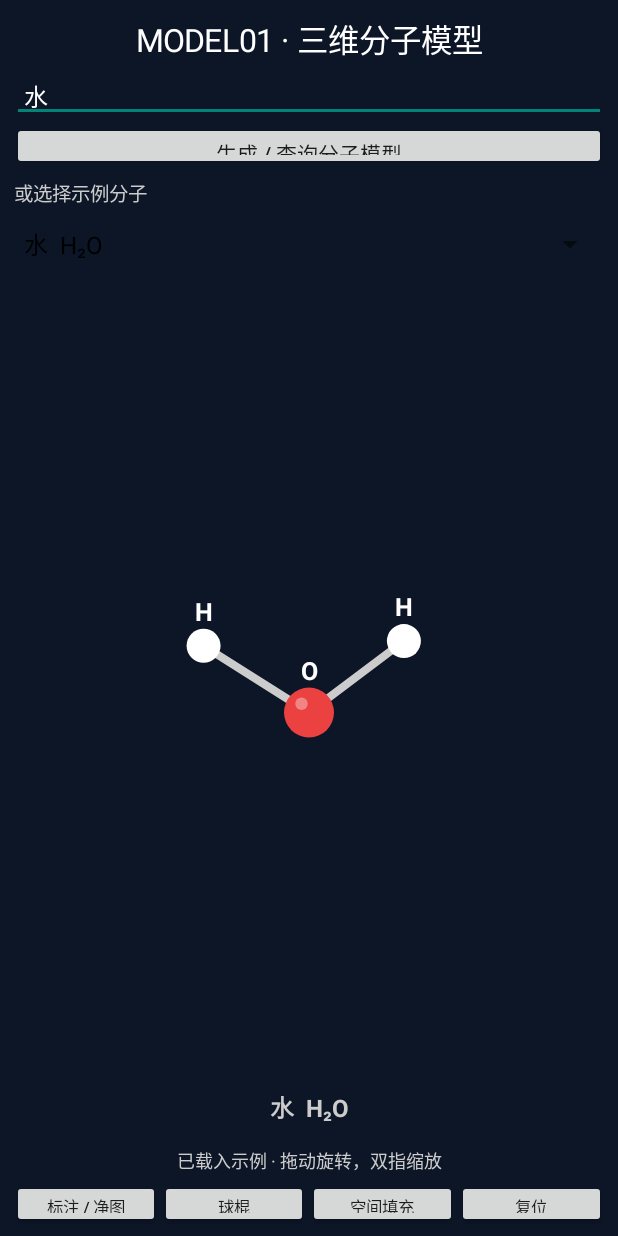
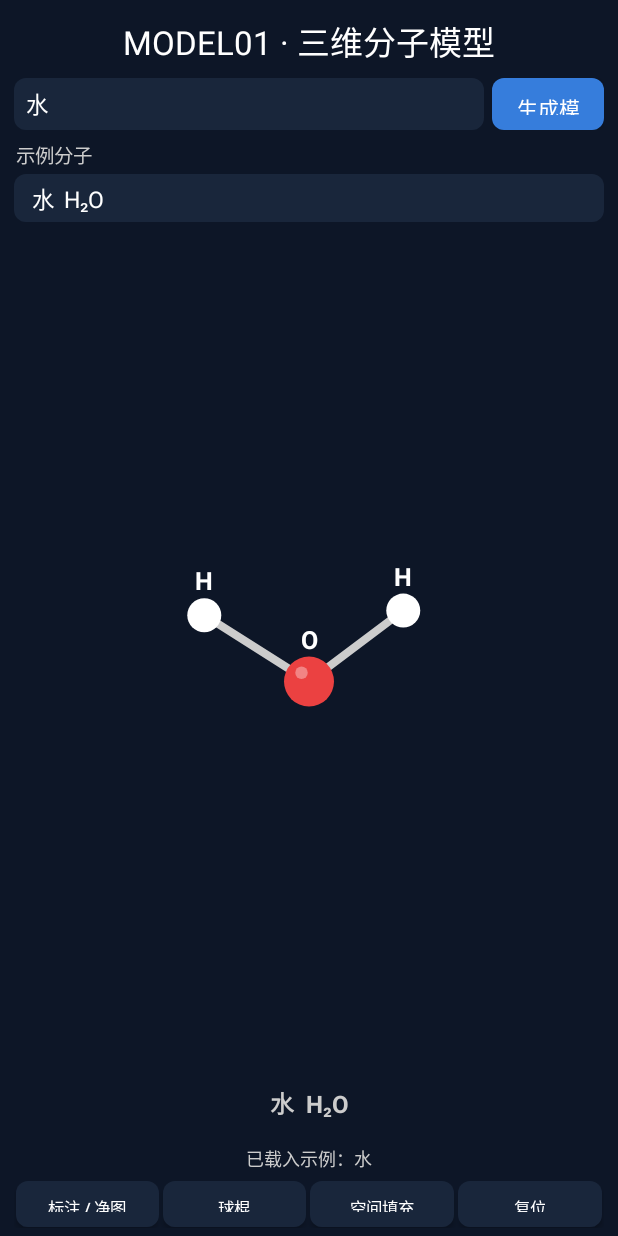
Before and after one commit to kuyubu999-afk/MODEL01, an Android app: the screen it shows after launch (MainActivity), on a phone screen of 412 x 824 dp. Run offline under Robolectric (Android 15) with nearby library versions, the phone set to English and light mode, and no system bars.

Commit message:
Redesign molecule input controls for visible dark theme UI

```diff
--- a/app/src/main/java/com/model01/molecule/MainActivity.kt
+++ b/app/src/main/java/com/model01/molecule/MainActivity.kt
@@ -30,33 +30,100 @@ class MainActivity:Activity(){
 
     override fun onCreate(savedInstanceState:Bundle?){
         super.onCreate(savedInstanceState)
-        window.statusBarColor=Color.rgb(13,22,39)
-        val root=LinearLayout(this).apply{orientation=LinearLayout.VERTICAL;setBackgroundColor(Color.rgb(13,22,39));setPadding(12,8,12,8)}
-        val title=TextView(this).apply{text="MODEL01 · 三维分子模型";textSize=21f;setTextColor(Color.WHITE);gravity=Gravity.CENTER;setPadding(0,8,0,8)}
-        root.addView(title)
-        input=EditText(this).apply{hint="输入化合物名称或分子式，如：水、乙醇、C6H6";setHintTextColor(Color.LTGRAY);setTextColor(Color.WHITE);textSize=16f;setSingleLine(true);setPadding(12,4,12,4)}
-        root.addView(input,LinearLayout.LayoutParams(-1,52))
-        val search=Button(this).apply{text="生成 / 查询分子模型";setOnClickListener{loadInput()}}
-        root.addView(search,LinearLayout.LayoutParams(-1,48))
-        val sampleLabel=TextView(this).apply{text="或选择示例分子";textSize=13f;setTextColor(Color.LTGRAY);setPadding(2,8,0,0)}
+        val bg=Color.rgb(13,22,39)
+        val panel=Color.rgb(25,38,59)
+        val accent=Color.rgb(54,125,220)
+        window.statusBarColor=bg
+        window.navigationBarColor=bg
+
+        fun rounded(color:Int)=android.graphics.drawable.GradientDrawable().apply{
+            setColor(color);cornerRadius=12f
+        }
+        val root=LinearLayout(this).apply{
+            orientation=LinearLayout.VERTICAL
+            setBackgroundColor(bg)
+            setPadding(14,8,14,8)
+        }
+        val title=TextView(this).apply{
+            text="MODEL01 · 三维分子模型"
+            textSize=22f;setTextColor(Color.WHITE)
+            gravity=Gravity.CENTER;setPadding(0,8,0,12)
+        }
+        root.addView(title,LinearLayout.LayoutParams(-1,-2))
+
+        val inputRow=LinearLayout(this).apply{
+            orientation=LinearLayout.HORIZONTAL;gravity=Gravity.CENTER_VERTICAL
+        }
+        input=EditText(this).apply{
+            hint="输入名称或分子式，如：水、乙醇、C6H6"
+            setHintTextColor(Color.LTGRAY);setTextColor(Color.WHITE)
+            textSize=15f;setSingleLine(true);imeOptions=android.view.inputmethod.EditorInfo.IME_ACTION_SEARCH
+            setPadding(12,0,12,0);background=rounded(panel)
+        }
+        inputRow.addView(input,LinearLayout.LayoutParams(0,52,1f))
+        val search=Button(this).apply{
+            text="生成模型";textSize=14f;setTextColor(Color.WHITE)
+            background=rounded(accent);isAllCaps=false
+            setOnClickListener{loadInput()}
+        }
+        inputRow.addView(search,LinearLayout.LayoutParams(112,52).apply{leftMargin=8})
+        root.addView(inputRow,LinearLayout.LayoutParams(-1,-2))
+
+        val sampleLabel=TextView(this).apply{
+            text="示例分子";textSize=13f;setTextColor(Color.LTGRAY)
+            setPadding(2,10,0,4)
+        }
         root.addView(sampleLabel)
-        val spinner=Spinner(this)
-        spinner.adapter=ArrayAdapter(this,android.R.layout.simple_spinner_dropdown_item,samples.map{"${it.name}  ${it.formula}"})
-        root.addView(spinner)
+        val spinner=Spinner(this).apply{
+            background=rounded(panel);setPadding(8,0,8,0)
+        }
+        val names=samples.map{"${it.name}  ${it.formula}"}
+        val adapter=object: ArrayAdapter<String>(this,android.R.layout.simple_spinner_item,names){
+            override fun getView(position:Int,convertView:View?,parent:android.view.ViewGroup):View{
+                val v=super.getView(position,convertView,parent) as TextView
+                v.setTextColor(Color.WHITE);v.textSize=15f;v.setPadding(10,8,8,8);return v
+            }
+            override fun getDropDownView(position:Int,convertView:View?,parent:android.view.ViewGroup):View{
+                val v=super.getDropDownView(position,convertView,parent) as TextView
+                v.setTextColor(Color.WHITE);v.setBackgroundColor(panel);v.setPadding(16,14,8,14);return v
+            }
+        }
+        adapter.setDropDownViewResource(android.R.layout.simple_spinner_dropdown_item)
+        spinner.adapter=adapter
+        root.addView(spinner,LinearLayout.LayoutParams(-1,48))
+
         viewer=MoleculeView(this,samples[0])
         root.addView(viewer,LinearLayout.LayoutParams(-1,0,1f))
-        info=TextView(this).apply{text="拖动旋转 · 双指缩放";textSize=12f;setTextColor(Color.LTGRAY);gravity=Gravity.CENTER;setPadding(0,2,0,6)}
-        root.addView(info)
-        val row=LinearLayout(this).apply{orientation=LinearLayout.HORIZONTAL;gravity=Gravity.CENTER}
-        fun button(label:String,action:()->Unit){row.addView(Button(this).apply{text=label;setTextSize(11f);setOnClickListener{action()}},LinearLayout.LayoutParams(0,48,1f))}
+        info=TextView(this).apply{
+            text="已载入水分子 · 拖动旋转，双指缩放"
+            textSize=12f;setTextColor(Color.LTGRAY)
+            gravity=Gravity.CENTER;setPadding(0,4,0,8)
+        }
+        root.addView(info,LinearLayout.LayoutParams(-1,-2))
+
+        val row=LinearLayout(this).apply{
+            orientation=LinearLayout.HORIZONTAL;gravity=Gravity.CENTER
+        }
+        fun button(label:String,action:()->Unit){
+            val b=Button(this).apply{
+                text=label;setTextSize(11f);setTextColor(Color.WHITE)
+                isAllCaps=false;background=rounded(panel);setOnClickListener{action()}
+            }
+            row.addView(b,LinearLayout.LayoutParams(0,46,1f).apply{setMargins(2,0,2,0)})
+        }
         button("标注 / 净图"){viewer.labels=!viewer.labels;viewer.invalidate()}
         button("球棍"){viewer.style=0;viewer.invalidate()}
         button("空间填充"){viewer.style=1;viewer.invalidate()}
         button("复位"){viewer.reset();viewer.invalidate()}
-        root.addView(row)
+        root.addView(row,LinearLayout.LayoutParams(-1,48))
+
         spinner.onItemSelectedListener=object:AdapterView.OnItemSelectedListener{
             override fun onNothingSelected(p:AdapterView<*>?){}
-            override fun onItemSelected(p:AdapterView<*>?,v:View?,pos:Int,id:Long){viewer.molecule=samples[pos];input.setText(samples[pos].name);info.text="已载入示例 · 拖动旋转，双指缩放";viewer.reset();viewer.invalidate()}
+            override fun onItemSelected(p:AdapterView<*>?,v:View?,pos:Int,id:Long){
+                viewer.molecule=samples[pos];input.setText(samples[pos].name)
+                info.text="已载入示例：${samples[pos].name}"
+                viewer.reset();viewer.invalidate()
+            }
         }
         input.setOnEditorActionListener{_,_,_->loadInput();true}
         setContentView(root)
```
